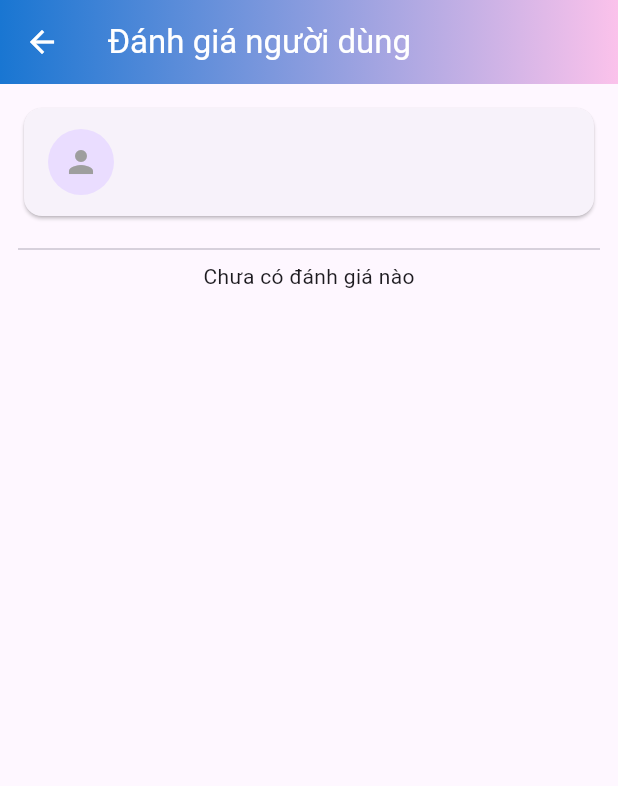
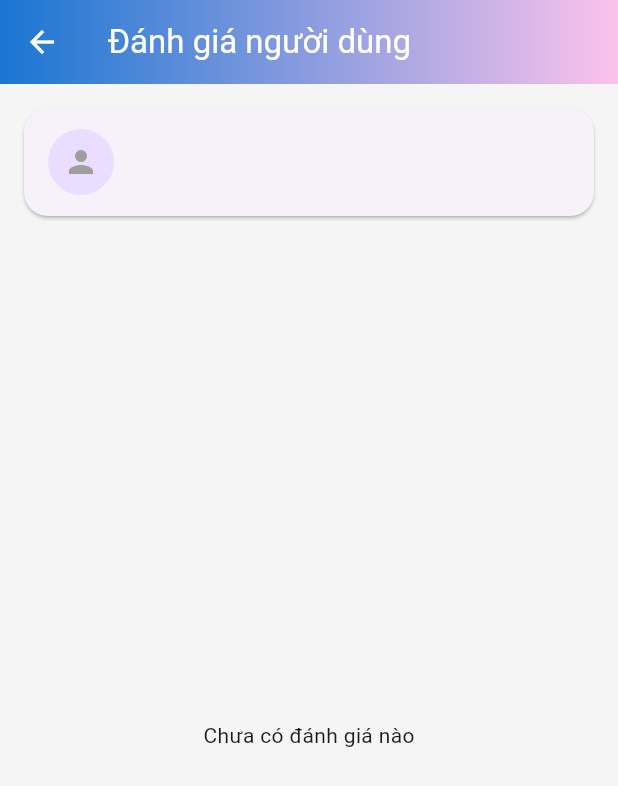
Before and after one commit to DanhBNg/Food-Share-App, a Flutter app: the RateScreen screen opened directly with empty values, on a phone screen of 412 x 824 dp. Shown: the top 786 px of the screen. Run offline on Flutter 3.47's test engine with Material 3 defaults, Android fonts, the phone set to English and light mode, and no system bars; our stand-ins replace cloud_firestore, firebase_auth, firebase_core, firebase_database, google_sign_in, image_picker and 2 more; missing offline and left inert: flutter_facebook_auth; accounts and stored records are empty; network calls fail.

Commit message:
Fix ui Rate Screen

```diff
--- a/lib/screens/rate_screen.dart
+++ b/lib/screens/rate_screen.dart
@@ -6,21 +6,136 @@ import '../services/rating_service.dart';
 import '../models/rating_model.dart';
 import 'connect_screen.dart';
 
-class RateScreen extends StatefulWidget {
+class RateScreen extends StatelessWidget {
   final String userId;
 
   const RateScreen({super.key, required this.userId});
 
   @override
-  State<RateScreen> createState() => _RateScreenState();
+  Widget build(BuildContext context) {
+    final currentUser = FirebaseAuth.instance.currentUser;
+
+    return Scaffold(
+      backgroundColor: Colors.grey.shade100,
+      appBar: AppBar(
+        title: const Text(
+          "Đánh giá người dùng",
+          style: TextStyle(color: Colors.white),
+        ),
+        iconTheme: const IconThemeData(color: Colors.white),
+        flexibleSpace: Container(
+          decoration: const BoxDecoration(
+            gradient: LinearGradient(
+              colors: [Color(0xFF1976D2), Color(0xFFFBC2EB)],
+            ),
+          ),
+        ),
+      ),
+      body: StreamBuilder<DocumentSnapshot>(
+        stream: FirebaseFirestore.instance
+            .collection('users')
+            .doc(userId)
+            .snapshots(),
+        builder: (context, snapshot) {
+          if (!snapshot.hasData) {
+            return const Center(child: CircularProgressIndicator());
           }
 
-class _RateScreenState extends State<RateScreen> {
+          final userData =
+              snapshot.data!.data() as Map<String, dynamic>? ?? {};
+
+          final isOwner = currentUser?.uid == userId;
+
+          return Padding(
+            padding: const EdgeInsets.all(12),
+            child: Column(
+              children: [
+                /// ===== CARD THÔNG TIN USER =====
+                Card(
+                  shape: RoundedRectangleBorder(
+                    borderRadius: BorderRadius.circular(16),
+                  ),
+                  child: ListTile(
+                    leading: CircleAvatar(
+                      radius: 22,
+                      backgroundImage:
+                      (userData['photo'] != null &&
+                          userData['photo'].toString().isNotEmpty)
+                          ? NetworkImage(userData['photo'])
+                          : null,
+                      child: (userData['photo'] == null ||
+                          userData['photo'].toString().isEmpty)
+                          ? const Icon(Icons.person, color: Colors.grey)
+                          : null,
+                    ),
+                    title: Text(
+                      userData['name'] ?? "Ẩn danh",
+                      style: const TextStyle(fontWeight: FontWeight.bold),
+                    ),
+                    subtitle: Text(userData['address'] ?? ""),
+                    trailing: !isOwner
+                        ? ElevatedButton(
+                      style: ElevatedButton.styleFrom(
+                        shape: RoundedRectangleBorder(
+                          borderRadius: BorderRadius.circular(12),
+                        ),
+                      ),
+                      child: const Text("Liên hệ"),
+                      onPressed: () {
+                        Navigator.push(
+                          context,
+                          MaterialPageRoute(
+                            builder: (_) =>
+                                ConnectScreen(receiverId: userId),
+                          ),
+                        );
+                      },
+                    )
+                        : null,
+                  ),
+                ),
+
+                const SizedBox(height: 10),
+
+                /// ===== FORM ĐÁNH GIÁ =====
+                if (!isOwner)
+                  _RatingForm(
+                    userId: userId,
+                  ),
+
+                const SizedBox(height: 10),
+
+                /// ===== LIST =====
+                const Expanded(
+                  child: _RatingList(),
+                ),
+              ],
+            ),
+          );
+        },
+      ),
+    );
+  }
+}
+
+///////////////////////////////////////////////////////////////
+/// ==================== FORM ================================
+///////////////////////////////////////////////////////////////
+
+class _RatingForm extends StatefulWidget {
+  final String userId;
+
+  const _RatingForm({required this.userId});
+
+  @override
+  State<_RatingForm> createState() => _RatingFormState();
+}
+
+class _RatingFormState extends State<_RatingForm> {
   final _service = RatingService();
-  final currentUser = FirebaseAuth.instance.currentUser;
+  final contentCtrl = TextEditingController();
 
   String selectedType = "Tốt";
-  final contentCtrl = TextEditingController();
 
   final types = [
     "Tốt",
@@ -34,7 +149,6 @@ class _RateScreenState extends State<RateScreen> {
   ];
 
   Future<void> _submit() async {
-    try {
     final user = FirebaseAuth.instance.currentUser;
     if (user == null) return;
 
@@ -45,21 +159,17 @@ class _RateScreenState extends State<RateScreen> {
       return;
     }
 
-      // 🔥 LẤY TÊN TỪ COLLECTION USERS
     final userDoc = await FirebaseFirestore.instance
         .collection('users')
         .doc(user.uid)
         .get();
 
-      final fromName = userDoc.data()?['name'] ?? "Ẩn danh";
-      final fromPhoto = userDoc.data()?['photo'] ?? '';
-
     final rating = Rating(
       id: '',
       targetUserId: widget.userId,
       fromUserId: user.uid,
-        fromName: fromName, //
-        fromPhoto: fromPhoto,
+      fromName: userDoc.data()?['name'] ?? 'Ẩn danh',
+      fromPhoto: userDoc.data()?['photo'] ?? '',
       type: selectedType,
       content: contentCtrl.text.trim(),
       createdAt: DateTime.now(),
@@ -72,169 +182,165 @@ class _RateScreenState extends State<RateScreen> {
     ScaffoldMessenger.of(context).showSnackBar(
       const SnackBar(content: Text("Đã gửi đánh giá")),
     );
+  }
 
-    } catch (e) {
-      ScaffoldMessenger.of(context).showSnackBar(
-        SnackBar(content: Text("Lỗi: $e")),
-      );
+  @override
+  Widget build(BuildContext context) {
+    return Card(
+      elevation: 2,
+      shape: RoundedRectangleBorder(
+        borderRadius: BorderRadius.circular(16),
+      ),
+      child: Padding(
+        padding: const EdgeInsets.all(12),
+        child: Column(
+          crossAxisAlignment: CrossAxisAlignment.start,
+          children: [
+            const Text(
+              "Viết đánh giá",
+              style: TextStyle(
+                fontWeight: FontWeight.bold,
+                fontSize: 14,
+              ),
+            ),
+
+            const SizedBox(height: 8),
+
+            /// CHIP CHỌN NHANH
+            Wrap(
+              spacing: 8,
+              runSpacing: 6,
+              children: types.map((type) {
+                final isSelected = selectedType == type;
+
+                Color bgColor = Colors.grey.shade200;
+                Color textColor = Colors.black87;
+
+                if (isSelected) {
+                  switch (type) {
+                    case "Tốt":
+                      bgColor = Colors.green.shade100;
+                      textColor = Colors.green.shade800;
+                      break;
+                    case "Tạm ổn":
+                      bgColor = Colors.orange.shade100;
+                      textColor = Colors.orange.shade800;
+                      break;
+                    case "Tệ":
+                    case "Không uy tín":
+                      bgColor = Colors.red.shade100;
+                      textColor = Colors.red.shade800;
+                      break;
+                    default:
+                      bgColor = Colors.blue.shade100;
+                      textColor = Colors.blue.shade800;
                   }
                 }
 
-
-  @override
-  Widget build(BuildContext context) {
-    return Scaffold(
-      appBar: AppBar(
-        title: const Text("Đánh giá người dùng",
-            style: TextStyle(color: Colors.white)),
-        iconTheme: const IconThemeData(color: Colors.white),
-        flexibleSpace: Container(
-          decoration: const BoxDecoration(
-            gradient: LinearGradient(
-              colors: [Color(0xFF1976D2), Color(0xFFFBC2EB)],
+                return ChoiceChip(
+                  label: Text(
+                    type,
+                    style: TextStyle(
+                      color: textColor,
+                      fontSize: 12,
+                      fontWeight: FontWeight.w500,
                     ),
                   ),
+                  selected: isSelected,
+                  selectedColor: bgColor,
+                  backgroundColor: Colors.grey.shade100,
+                  shape: RoundedRectangleBorder(
+                    borderRadius: BorderRadius.circular(20),
                   ),
+                  onSelected: (_) {
+                    setState(() {
+                      selectedType = type;
+                    });
+                  },
+                );
+              }).toList(),
             ),
 
-      body: StreamBuilder<DocumentSnapshot>(
-        stream: FirebaseFirestore.instance
-            .collection('users')
-            .doc(widget.userId)
-            .snapshots(),
-        builder: (context, snapshot) {
-          if (!snapshot.hasData) {
-            return const Center(child: CircularProgressIndicator());
-          }
+            const SizedBox(height: 10),
 
-          final userData =
-              snapshot.data!.data() as Map<String, dynamic>? ?? {};
-
-          final isOwner = currentUser?.uid == widget.userId;
-
-          return Padding(
-            padding: const EdgeInsets.all(12),
-            child: Column(
-              children: [
-                // CARD THÔNG TIN USER
-                Card(
-                  child: ListTile(
-                    leading: CircleAvatar(
-                      radius: 22,
-                      backgroundImage: (userData['photo'] != null &&
-                          userData['photo'].toString().isNotEmpty)
-                          ? NetworkImage(userData['photo'])
-                          : null,
-                      child: (userData['photo'] == null ||
-                          userData['photo'].toString().isEmpty)
-                          ? const Icon(Icons.person, color: Colors.grey)
-                          : null,
+            TextField(
+              controller: contentCtrl,
+              style: const TextStyle(fontSize: 13),
+              decoration: InputDecoration(
+                hintText: "Nhập nhận xét...",
+                isDense: true,
+                contentPadding:
+                const EdgeInsets.symmetric(horizontal: 10, vertical: 8),
+                border: OutlineInputBorder(
+                  borderRadius: BorderRadius.circular(12),
                 ),
-
-
-                    title: Text(userData['name'] ?? "Ẩn danh"),
-                    subtitle: Text(userData['address'] ?? ""),
-                    trailing: !isOwner
-                        ? ElevatedButton(
-                      child: const Text("Liên hệ"),
-                      onPressed: () {
-                        Navigator.push(
-                          context,
-                          MaterialPageRoute(
-                            builder: (_) => ConnectScreen(
-                              receiverId: widget.userId,
-                            ),
-                          ),
-                        );
-                      },
-                    )
-                        : null,
               ),
             ),
 
             const SizedBox(height: 10),
 
-                // FORM VIẾT ĐÁNH GIÁ
-                if (!isOwner) Card(
-                  child: Padding(
-                    padding: const EdgeInsets.all(12),
-                    child: Column(
-                      crossAxisAlignment: CrossAxisAlignment.start,
-                      children: [
-                        const Text("Đánh giá chung"),
-
-                        DropdownButtonFormField<String>(
-                          value: selectedType,
-                          decoration: const InputDecoration(
-                            border: OutlineInputBorder(),
-                          ),
-                          items: types.map((e) =>
-                              DropdownMenuItem(
-                                  value: e, child: Text(e))
-                          ).toList(),
-                          onChanged: (v) =>
-                              setState(() => selectedType = v!),
-                        ),
-
-                        TextField(
-                          controller: contentCtrl,
-                          maxLines: 1,
-                          decoration: const InputDecoration(
-                            hintText: "Nhập nhận xét...",
-                            border: OutlineInputBorder(),
+            SizedBox(
+              width: double.infinity,
+              height: 38,
+              child: ElevatedButton(
+                style: ElevatedButton.styleFrom(
+                  shape: RoundedRectangleBorder(
+                    borderRadius: BorderRadius.circular(12),
                   ),
                 ),
-
-                        const SizedBox(height: 8),
-
-                        SizedBox(
-                          width: double.infinity,
-                          child: ElevatedButton(
                 onPressed: _submit,
-                            child: const Text("Xác nhận"),
+                child: const Text(
+                  "Gửi đánh giá",
+                  style: TextStyle(fontSize: 14),
                 ),
-                        )
+              ),
+            ),
           ],
         ),
       ),
-                ),
+    );
+  }
+}
 
-                const Divider(),
+///////////////////////////////////////////////////////////////
+/// ==================== LIST ================================
+///////////////////////////////////////////////////////////////
 
-                // LIST ĐÁNH GIÁ
-                Expanded(
-                  child: StreamBuilder<List<Rating>>(
-                    stream: _service.getRatingsOfUser(widget.userId),
+class _RatingList extends StatelessWidget {
+  const _RatingList();
+
+  @override
+  Widget build(BuildContext context) {
+    final service = RatingService();
+    final userId =
+        (context.findAncestorWidgetOfExactType<RateScreen>()!).userId;
+
+    return StreamBuilder<List<Rating>>(
+      stream: service.getRatingsOfUser(userId),
       builder: (context, snap) {
         if (snap.hasError) {
-                        return Center(
-                          child: Text("Lỗi stream: ${snap.error}"),
-                        );
+          return Center(child: Text("Lỗi: ${snap.error}"));
         }
 
-                      if (snap.connectionState == ConnectionState.waiting) {
-                        return const Center(
-                          child: CircularProgressIndicator(),
-                        );
-                      }
-
-                      if (!snap.hasData || snap.data!.isEmpty) {
-                        return const Text("Chưa có đánh giá nào");
+        if (!snap.hasData) {
+          return const Center(child: CircularProgressIndicator());
         }
 
         final ratings = snap.data!;
+
+        if (ratings.isEmpty) {
+          return const Center(child: Text("Chưa có đánh giá nào"));
+        }
+
         ratings.sort(
               (a, b) => b.createdAt.compareTo(a.createdAt),
         );
 
-
         return ListView.builder(
-                        padding: const EdgeInsets.only(top: 8),
           itemCount: ratings.length,
           itemBuilder: (context, index) {
             final r = ratings[index];
 
-                          // XỬ LÝ MÀU
             Color bgColor = Colors.grey.shade200;
             Color textColor = Colors.grey.shade800;
 
@@ -243,41 +349,33 @@ class _RateScreenState extends State<RateScreen> {
                 bgColor = Colors.green.shade100;
                 textColor = Colors.green.shade800;
                 break;
-
               case "Tạm ổn":
                 bgColor = Colors.orange.shade100;
                 textColor = Colors.orange.shade800;
                 break;
-
               case "Tệ":
               case "Không uy tín":
                 bgColor = Colors.red.shade100;
                 textColor = Colors.red.shade800;
                 break;
-
-                            default:
-                              bgColor = Colors.grey.shade200;
-                              textColor = Colors.grey.shade800;
             }
 
             return Container(
-                            margin: const EdgeInsets.symmetric(vertical: 6, horizontal: 4),
+              margin: const EdgeInsets.symmetric(vertical: 6),
               padding: const EdgeInsets.all(12),
               decoration: BoxDecoration(
                 color: Colors.white,
                 borderRadius: BorderRadius.circular(14),
                 boxShadow: [
                   BoxShadow(
-                                  color: Colors.black.withOpacity(0.05),
+                    color: Colors.black.withOpacity(0.04),
                     blurRadius: 6,
-                                  offset: const Offset(0, 3),
                   ),
                 ],
               ),
               child: Column(
                 crossAxisAlignment: CrossAxisAlignment.start,
                 children: [
-                                //  TÊN NGƯỜI ĐÁNH GIÁ
                   Text(
                     r.fromName.isNotEmpty ? r.fromName : "Ẩn danh",
                     style: const TextStyle(
@@ -285,15 +383,10 @@ class _RateScreenState extends State<RateScreen> {
                       fontSize: 15,
                     ),
                   ),
-
                   const SizedBox(height: 6),
-
-                                // Ô MÀU LOẠI ĐÁNH GIÁ (KHÔNG CÒN ICON SAO)
                   Container(
                     padding: const EdgeInsets.symmetric(
-                                    horizontal: 10,
-                                    vertical: 4,
-                                  ),
+                        horizontal: 10, vertical: 4),
                     decoration: BoxDecoration(
                       color: bgColor,
                       borderRadius: BorderRadius.circular(20),
@@ -307,7 +400,6 @@ class _RateScreenState extends State<RateScreen> {
                       ),
                     ),
                   ),
-
                   if (r.content.isNotEmpty) ...[
                     const SizedBox(height: 8),
                     Text(
@@ -320,17 +412,7 @@ class _RateScreenState extends State<RateScreen> {
             );
           },
         );
-
       },
-                  ),
-
-                )
-
-              ],
-            ),
-          );
-        },
-      ),
     );
   }
 }
```
Also changed, not shown: lib/screens/edit_post_screen.dart (+1 -7 lines). Lines whose indentation alone changed are shown as unchanged.
